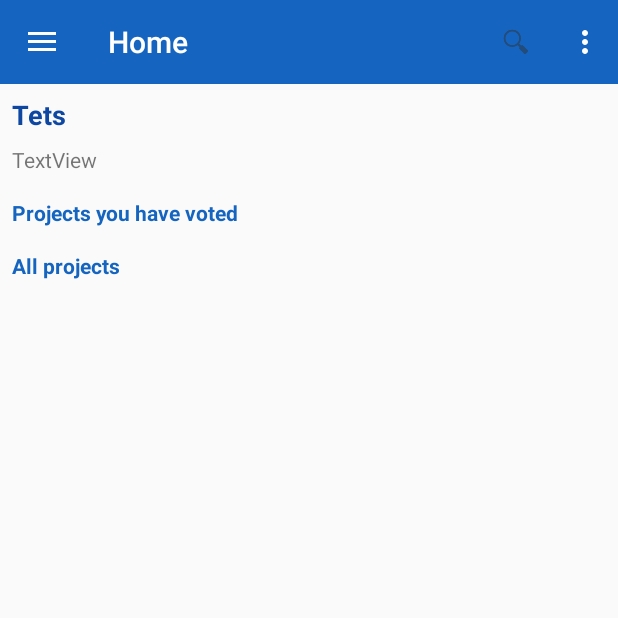
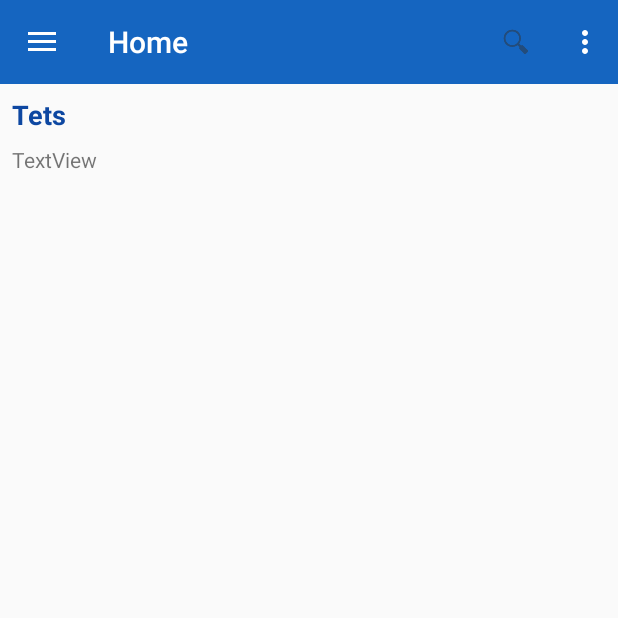
Before and after one commit to vinguyen2011/gochain_frontend, an Android app: the fragment FinishFragment placed in its activity, on a phone screen of 412 x 824 dp, the top half of it. Run offline under Robolectric (Android 15) with nearby library versions, the phone set to English and light mode, and no system bars; libraries missing offline, so code that uses them is left out: org.adw.library, org.springframework.http, org.springframework.web; 11 statements that could not run were skipped.

Commit message:
Remove some views

```diff
--- a/app/src/main/java/com/gochain/gochainandroid/activities/DetailsFragment.java
+++ b/app/src/main/java/com/gochain/gochainandroid/activities/DetailsFragment.java
@@ -123,7 +123,6 @@ public class DetailsFragment extends Fragment {
                 FinishFragment fragment = new FinishFragment();
 
                 fragment.setPoll(poll);
-                fragment.setVotedPollDetails(poll.getProjectVos().subList(0, 1));
                 fragment.setEditable(false);
 
                 getFragmentManager()
--- a/app/src/main/java/com/gochain/gochainandroid/activities/FinishFragment.java
+++ b/app/src/main/java/com/gochain/gochainandroid/activities/FinishFragment.java
@@ -28,7 +28,7 @@ import java.util.ArrayList;
 import java.util.List;
 
 public class FinishFragment extends Fragment {
-    private RecyclerView recyclerViewVotedPolls, recyclerViewPolls;
+    private RecyclerView recyclerViewPolls;
     private List<ProjectVo> votedPollDetails = new ArrayList<>();
     private CampaignVo poll;
     private Boolean editable;
@@ -65,19 +65,6 @@ public class FinishFragment extends Fragment {
         recyclerViewPolls.setItemAnimator(new DefaultItemAnimator());
         recyclerViewPolls.setAdapter(adapterPolls);
 
-        // voted polls
-        recyclerViewVotedPolls = (RecyclerView) rootView.findViewById(R.id.recycler_view_voted_polls);
-        adapterVotedPolls = new PollDetailsAdapter(this, votedPollDetails, editable, true);
-
-        RecyclerView.LayoutManager allLayoutManager = new LinearLayoutManager(this.getContext());
-        recyclerViewVotedPolls.setLayoutManager(allLayoutManager);
-        recyclerViewVotedPolls.setItemAnimator(new DefaultItemAnimator());
-        recyclerViewVotedPolls.setAdapter(adapterVotedPolls);
-
-        if (this.editable == false) {
-            DiscreteSeekBar bar = (DiscreteSeekBar) recyclerViewVotedPolls.findViewById(R.id.voteBar);
-            recyclerViewVotedPolls.removeView(bar);
-        }
         return rootView;
     }
 
@@ -91,10 +78,6 @@ public class FinishFragment extends Fragment {
         super.onDetach();
     }
 
-    public void setVotedPollDetails(List<ProjectVo> votedPollDetails){
-        this.votedPollDetails = votedPollDetails;
-    }
-
     public void setPoll(CampaignVo poll){
         this.poll = poll;
     }
--- a/app/src/main/res/layout/fragment_finish.xml
+++ b/app/src/main/res/layout/fragment_finish.xml
@@ -27,31 +27,6 @@
         android:layout_height="wrap_content"
         android:id="@+id/daysRemained" />
 
-    <TextView
-        android:text="Projects you have voted"
-        android:layout_width="match_parent"
-        android:layout_height="wrap_content"
-        android:id="@+id/votedPollLbl"
-        android:textStyle="bold"
-        android:padding="8dp"
-        android:textColor="@color/colorPrimary"/>
-
-    <android.support.v7.widget.RecyclerView
-        android:id="@+id/recycler_view_voted_polls"
-        android:layout_width="match_parent"
-        android:layout_height="wrap_content"
-        android:clipToPadding="false"
-        android:scrollbars="vertical" />
-
-    <TextView
-        android:text="All projects"
-        android:layout_width="match_parent"
-        android:layout_height="wrap_content"
-        android:id="@+id/pollLbl"
-        android:textStyle="bold"
-        android:padding="8dp"
-        android:textColor="@color/colorPrimary" />
-
     <android.support.v7.widget.RecyclerView
         android:id="@+id/recycler_view_polls"
         android:layout_width="match_parent"
--- a/app/src/main/res/layout/poll_card.xml
+++ b/app/src/main/res/layout/poll_card.xml
@@ -31,7 +31,8 @@
                 android:layout_toRightOf="@+id/item_photo"
                 android:layout_alignParentTop="true"
                 android:textColor="@color/colorPrimaryDark"
-                android:textSize="20dp" />
+                android:textSize="20dp"
+                android:ellipsize="end"/>
 
             <TextView
                 android:text="TextView"
@@ -39,7 +40,8 @@
                 android:layout_height="wrap_content"
                 android:layout_below="@+id/item_name"
                 android:layout_toRightOf="@+id/item_photo"
-                android:id="@+id/daysRemained" />
+                android:id="@+id/daysRemained"
+                android:ellipsize="end"/>
 
             <ImageView
                 android:id="@+id/overflow"
```
